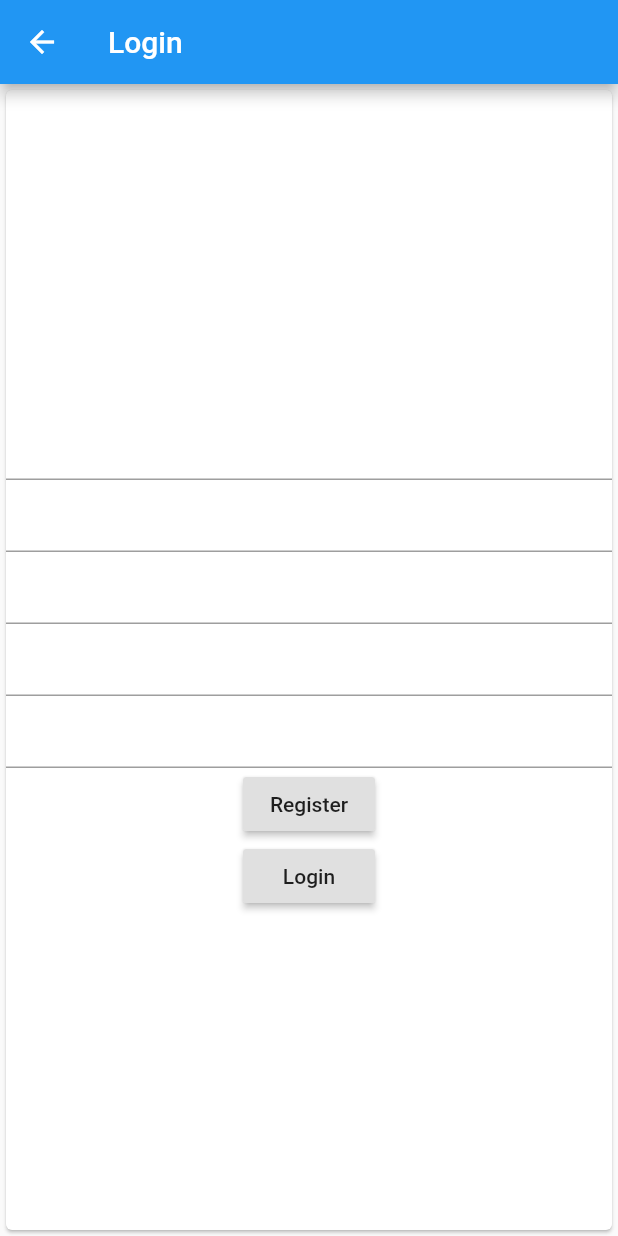
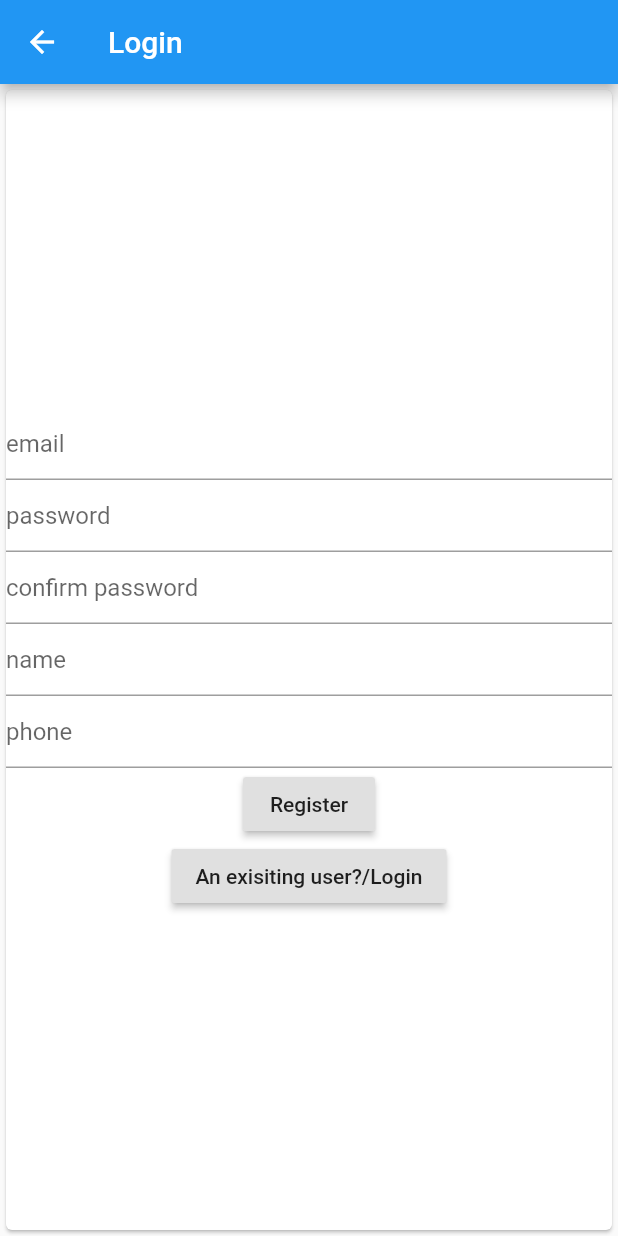
Before and after one commit to emilsharier/Calenderly, a Flutter app: the ClientLogin screen opened by its route, swiped to page 2, on a phone screen of 412 x 824 dp. Run offline on Flutter 3.47's test engine with Material 2 defaults, Android fonts, the phone set to English and light mode, and no system bars; our stand-ins replace flutter_secure_storage, shared_preferences; missing offline and left inert: flappy_search_bar; accounts and stored records are empty.

Commit message:
Fixed registration issues, updated readme.md

```diff
--- a/lib/global/api.dart
+++ b/lib/global/api.dart
@@ -1,6 +1,7 @@
 class API {
   static const String _base_url = 'http://192.168.1.5:3000/';
   static const String signin_url = _base_url + 'signin';
+  static const String signup_url = _base_url + 'signup';
   static const String viewSchedulesUrl = _base_url + 'viewschedules';
   static const String fetchAllProviders = _base_url + 'fetchallproviders';
   static const String fetchLiveSchedules = _base_url + 'fetchliveschedules';
--- a/lib/main.dart
+++ b/lib/main.dart
@@ -19,7 +19,6 @@ class MyApp extends StatelessWidget {
         ChangeNotifierProvider.value(value: ApiInterface()),
       ],
       child: MaterialApp(
-        // initialRoute: Router.initialScreen,
         home: InitialScreen(),
         onGenerateRoute: Router.generateRoute,
       ),
--- a/lib/models/user.dart
+++ b/lib/models/user.dart
@@ -1,5 +1,7 @@
 class User {
   String email, password, type, name, phone;
+
+  User({this.email, this.password, this.type, this.name, this.phone});
 
   toJson() => {
         'email': this.email,
--- a/lib/screens/client_screens/client_login.dart
+++ b/lib/screens/client_screens/client_login.dart
@@ -1,3 +1,4 @@
+import 'package:calenderly/models/user.dart';
 import 'package:calenderly/providers/app_state.dart';
 import 'package:flutter/material.dart';
 import 'package:provider/provider.dart';
@@ -6,10 +7,19 @@ class ClientLogin extends StatelessWidget {
   PageController _controller = PageController(initialPage: 0);
   TextEditingController _loginEmailController = TextEditingController();
   TextEditingController _loginPasswordController = TextEditingController();
+  TextEditingController _registerEmailController = TextEditingController();
+  TextEditingController _registerPasswordController = TextEditingController();
+  TextEditingController _registerPasswordConfirmController =
+      TextEditingController();
+  TextEditingController _registerNameController = TextEditingController();
+  TextEditingController _registerPhoneController = TextEditingController();
+
+  final GlobalKey<FormState> _scaffoldkey = GlobalKey();
   @override
   Widget build(BuildContext context) {
     final provider = Provider.of<AppState>(context);
     return Scaffold(
+      key: _scaffoldkey,
       appBar: AppBar(
         title: Text('Login'),
       ),
@@ -23,9 +33,16 @@ class ClientLogin extends StatelessWidget {
               children: <Widget>[
                 TextFormField(
                   controller: _loginEmailController,
+                  decoration: InputDecoration(
+                    hintText: 'email',
+                  ),
                 ),
                 TextFormField(
                   controller: _loginPasswordController,
+                  decoration: InputDecoration(
+                    hintText: 'password',
+                  ),
+                  obscureText: true,
                 ),
                 RaisedButton(
                     child: Text('Login'),
@@ -36,7 +53,7 @@ class ClientLogin extends StatelessWidget {
                           .then((value) => Navigator.pop(context));
                     }),
                 RaisedButton(
-                  child: Text('Register'),
+                  child: Text('Not a user ? / Create an account'),
                   onPressed: () => _controller.animateToPage(
                     1,
                     duration: Duration(milliseconds: 300),
@@ -51,17 +68,52 @@ class ClientLogin extends StatelessWidget {
               mainAxisAlignment: MainAxisAlignment.center,
               mainAxisSize: MainAxisSize.min,
               children: <Widget>[
-                TextFormField(),
-                TextFormField(),
-                TextFormField(),
-                TextFormField(),
-                TextFormField(),
+                TextFormField(
+                  controller: _registerEmailController,
+                  decoration: InputDecoration(
+                    hintText: 'email',
+                  ),
+                ),
+                TextFormField(
+                  controller: _registerPasswordController,
+                  obscureText: true,
+                  decoration: InputDecoration(hintText: 'password'),
+                ),
+                TextFormField(
+                  controller: _registerPasswordConfirmController,
+                  obscureText: true,
+                  decoration: InputDecoration(hintText: 'confirm password'),
+                ),
+                TextFormField(
+                  controller: _registerNameController,
+                  decoration: InputDecoration(hintText: 'name'),
+                ),
+                TextFormField(
+                  controller: _registerPhoneController,
+                  decoration: InputDecoration(hintText: 'phone'),
+                ),
                 RaisedButton(
                   child: Text('Register'),
-                  onPressed: () {},
+                  onPressed: () {
+                    User user = User(
+                      name: _registerNameController.text,
+                      email: _registerEmailController.text,
+                      password: _registerPasswordController.text,
+                      phone: _registerPhoneController.text,
+                      type: '0',
+                    );
+                    provider.registerAsClient(user).then((value) {
+                      if (value) {
+                        Navigator.pop(context);
+                      } else {
+                        Scaffold.of(context).showSnackBar(
+                            SnackBar(content: Text('Registration failed')));
+                      }
+                    });
+                  },
                 ),
                 RaisedButton(
-                  child: Text('Login'),
+                  child: Text('An exisiting user?/Login'),
                   onPressed: () => _controller.animateToPage(
                     0,
                     duration: Duration(milliseconds: 300),
--- a/lib/screens/provider_screens/provider_login.dart
+++ b/lib/screens/provider_screens/provider_login.dart
@@ -1,3 +1,4 @@
+import 'package:calenderly/models/user.dart';
 import 'package:calenderly/providers/app_state.dart';
 import 'package:flutter/material.dart';
 import 'package:provider/provider.dart';
@@ -6,6 +7,12 @@ class ProviderLogin extends StatelessWidget {
   PageController _controller = PageController(initialPage: 0);
   TextEditingController _loginEmailController = TextEditingController();
   TextEditingController _loginPasswordController = TextEditingController();
+  TextEditingController _registerEmailController = TextEditingController();
+  TextEditingController _registerPasswordController = TextEditingController();
+  TextEditingController _registerPasswordConfirmController =
+      TextEditingController();
+  TextEditingController _registerNameController = TextEditingController();
+  TextEditingController _registerPhoneController = TextEditingController();
   @override
   Widget build(BuildContext context) {
     final provider = Provider.of<AppState>(context);
@@ -40,7 +47,7 @@ class ProviderLogin extends StatelessWidget {
                   },
                 ),
                 RaisedButton(
-                  child: Text('Register'),
+                  child: Text('Not a user ? / Create an account'),
                   onPressed: () => _controller.animateToPage(
                     1,
                     duration: Duration(milliseconds: 300),
@@ -55,17 +62,52 @@ class ProviderLogin extends StatelessWidget {
               mainAxisAlignment: MainAxisAlignment.center,
               mainAxisSize: MainAxisSize.min,
               children: <Widget>[
-                TextFormField(),
-                TextFormField(),
-                TextFormField(),
-                TextFormField(),
-                TextFormField(),
+                TextFormField(
+                  controller: _registerEmailController,
+                  decoration: InputDecoration(
+                    hintText: 'email',
+                  ),
+                ),
+                TextFormField(
+                  controller: _registerPasswordController,
+                  obscureText: true,
+                  decoration: InputDecoration(hintText: 'password'),
+                ),
+                TextFormField(
+                  controller: _registerPasswordConfirmController,
+                  obscureText: true,
+                  decoration: InputDecoration(hintText: 'confirm password'),
+                ),
+                TextFormField(
+                  controller: _registerNameController,
+                  decoration: InputDecoration(hintText: 'name'),
+                ),
+                TextFormField(
+                  controller: _registerPhoneController,
+                  decoration: InputDecoration(hintText: 'phone'),
+                ),
                 RaisedButton(
                   child: Text('Register'),
-                  onPressed: () {},
+                  onPressed: () {
+                    User user = User(
+                      name: _registerNameController.text,
+                      email: _registerEmailController.text,
+                      password: _registerPasswordController.text,
+                      phone: _registerPhoneController.text,
+                      type: '0',
+                    );
+                    provider.registerAsProvider(user).then((value) {
+                      if (value) {
+                        Navigator.pop(context);
+                      } else {
+                        Scaffold.of(context).showSnackBar(
+                            SnackBar(content: Text('Registration failed')));
+                      }
+                    });
+                  },
                 ),
                 RaisedButton(
-                  child: Text('Login'),
+                  child: Text('An exisiting user?/Login'),
                   onPressed: () => _controller.animateToPage(
                     0,
                     duration: Duration(milliseconds: 300),
```
Also changed, not shown: lib/providers/app_state.dart (+13 -11 lines), assets/Screenshot_1595737039.png (added), assets/Screenshot_1595737112.png (added), assets/app_structure.jpg (added), assets/architecture.jpg (added), assets/level_1_dfd.jpg (added), assets/screen1.png (added), assets/screen2.png (added), assets/screens.jpg (added), assets/system_design.jpg (added), 1 other file.
